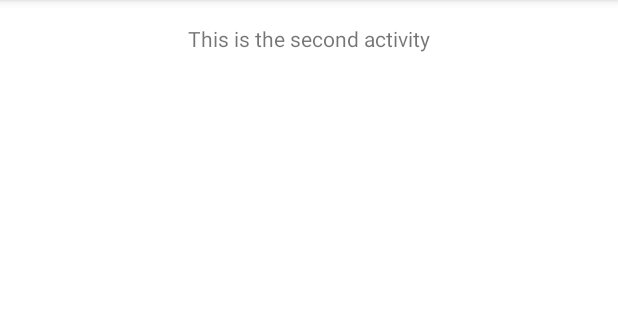
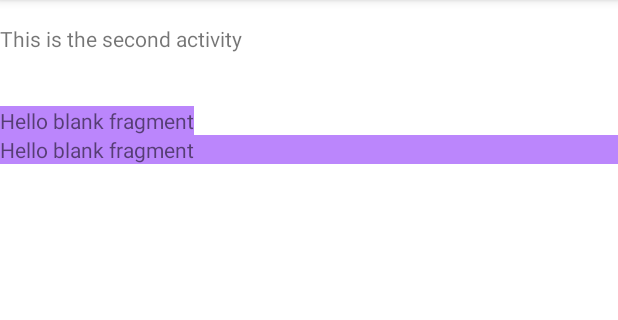
Before and after one commit to AlexandruPaul21/AndroidFall2022-Google, an Android app: the SecondActivity screen opened directly, with no data from a screen before it, on a phone screen of 412 x 824 dp, the part 84-404 px from its top. Run offline under Robolectric (Android 15) with nearby library versions, the phone set to English and light mode, and no system bars.

Commit message:
Fragments

```diff
--- /dev/null
+++ b/app/src/main/java/com/alexsirbu/androidfall2022/activities/BlankFragment.java
@@ -0,0 +1,21 @@
+package com.alexsirbu.androidfall2022.activities;
+
+import android.os.Bundle;
+
+import androidx.fragment.app.Fragment;
+
+import android.view.LayoutInflater;
+import android.view.View;
+import android.view.ViewGroup;
+
+import com.alexsirbu.androidfall2022.R;
+
+public class BlankFragment extends Fragment {
+
+    @Override
+    public View onCreateView(LayoutInflater inflater, ViewGroup container,
+                             Bundle savedInstanceState) {
+        // Inflate the layout for this fragment
+        return inflater.inflate(R.layout.fragment_blank, container, false);
+    }
+}
--- a/app/src/main/java/com/alexsirbu/androidfall2022/activities/SecondActivity.java
+++ b/app/src/main/java/com/alexsirbu/androidfall2022/activities/SecondActivity.java
@@ -5,6 +5,7 @@ import static com.alexsirbu.androidfall2022.activities.FirstActivity.MESSAGE;
 import static com.alexsirbu.androidfall2022.activities.FirstActivity.STATUS;
 
 import androidx.appcompat.app.AppCompatActivity;
+import androidx.fragment.app.FragmentTransaction;
 
 import android.os.Bundle;
 import android.util.Log;
@@ -25,6 +26,15 @@ public class SecondActivity extends AppCompatActivity {
 
         textViewReceivedMessage = findViewById(R.id.textViewReceivedMessage);
         receiveMessage();
+
+        insertBlankFragment();
+    }
+
+    //add a fragment in the activity dynamically
+    private void insertBlankFragment() {
+        FragmentTransaction transaction = getSupportFragmentManager().beginTransaction();
+        transaction.replace(R.id.frameLayoutPlaceholder, new BlankFragment());
+        transaction.commit();
     }
 
     private void receiveMessage() {
--- a/app/src/main/res/layout/activity_second.xml
+++ b/app/src/main/res/layout/activity_second.xml
@@ -1,9 +1,10 @@
 <?xml version="1.0" encoding="utf-8"?>
-<androidx.constraintlayout.widget.ConstraintLayout xmlns:android="http://schemas.android.com/apk/res/android"
+<LinearLayout xmlns:android="http://schemas.android.com/apk/res/android"
     xmlns:app="http://schemas.android.com/apk/res-auto"
     xmlns:tools="http://schemas.android.com/tools"
     android:layout_width="match_parent"
     android:layout_height="match_parent"
+    android:orientation="vertical"
     tools:context=".activities.SecondActivity">
 
     <TextView
@@ -11,17 +12,23 @@
         android:layout_width="wrap_content"
         android:layout_height="wrap_content"
         android:layout_marginTop="16dp"
-        android:text="@string/this_is_the_second_activity"
-        app:layout_constraintEnd_toEndOf="parent"
-        app:layout_constraintStart_toStartOf="parent"
-        app:layout_constraintTop_toTopOf="parent" />
+        android:text="@string/this_is_the_second_activity" />
 
     <TextView
         android:id="@+id/textViewReceivedMessage"
         android:layout_width="wrap_content"
         android:layout_height="wrap_content"
-        android:layout_marginTop="16dp"
-        app:layout_constraintEnd_toEndOf="parent"
-        app:layout_constraintStart_toStartOf="parent"
-        app:layout_constraintTop_toBottomOf="@+id/textView2" />
-</androidx.constraintlayout.widget.ConstraintLayout>
+        android:layout_marginTop="16dp" />
+
+    <fragment
+        android:id="@+id/fragmentBlank"
+        android:name="com.alexsirbu.androidfall2022.activities.BlankFragment"
+        android:layout_width="wrap_content"
+        android:layout_height="wrap_content"/>
+
+    <FrameLayout
+        android:layout_width="match_parent"
+        android:layout_height="wrap_content"
+        android:id="@+id/frameLayoutPlaceholder"/>
+
+</LinearLayout>
--- /dev/null
+++ b/app/src/main/res/layout/fragment_blank.xml
@@ -0,0 +1,15 @@
+<?xml version="1.0" encoding="utf-8"?>
+<LinearLayout xmlns:android="http://schemas.android.com/apk/res/android"
+    xmlns:tools="http://schemas.android.com/tools"
+    android:layout_width="match_parent"
+    android:layout_height="match_parent"
+    android:background="@color/purple_200"
+    tools:context=".activities.BlankFragment">
+
+    <!-- TODO: Update blank fragment layout -->
+    <TextView
+        android:layout_width="match_parent"
+        android:layout_height="match_parent"
+        android:text="@string/hello_blank_fragment" />
+
+</LinearLayout>
--- a/app/src/main/res/values/strings.xml
+++ b/app/src/main/res/values/strings.xml
@@ -28,4 +28,6 @@
     <string name="open_website">Open website</string>
     <string name="add_your_message">Add your message</string>
     <string name="send_message">Send message</string>
+    <!-- TODO: Remove or change this placeholder text -->
+    <string name="hello_blank_fragment">Hello blank fragment</string>
 </resources>
```
